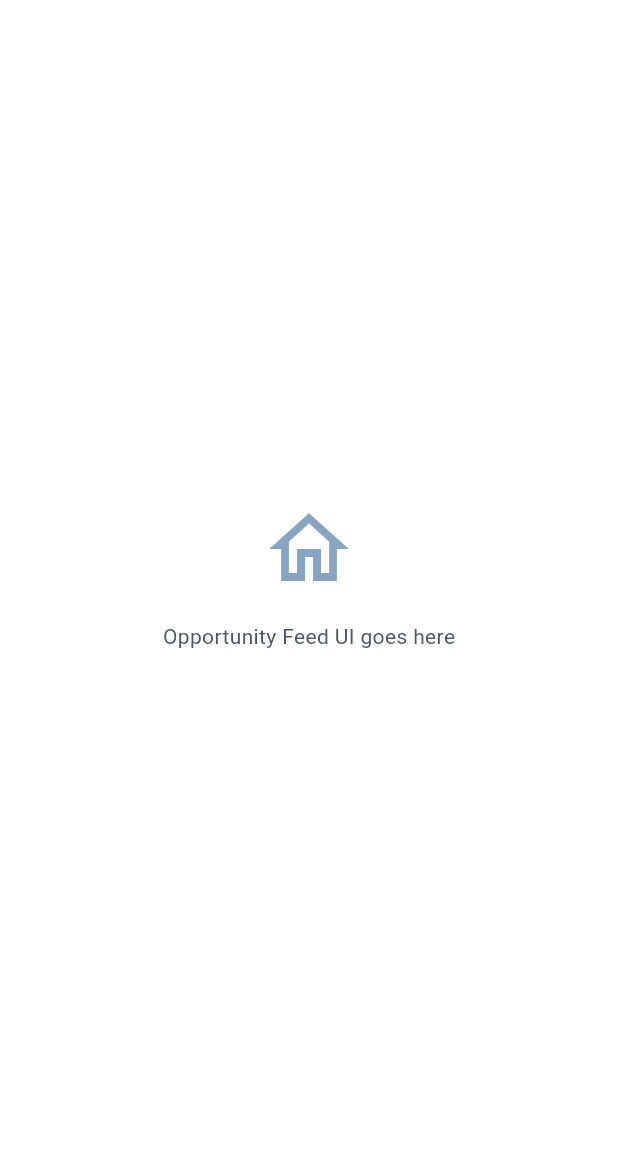
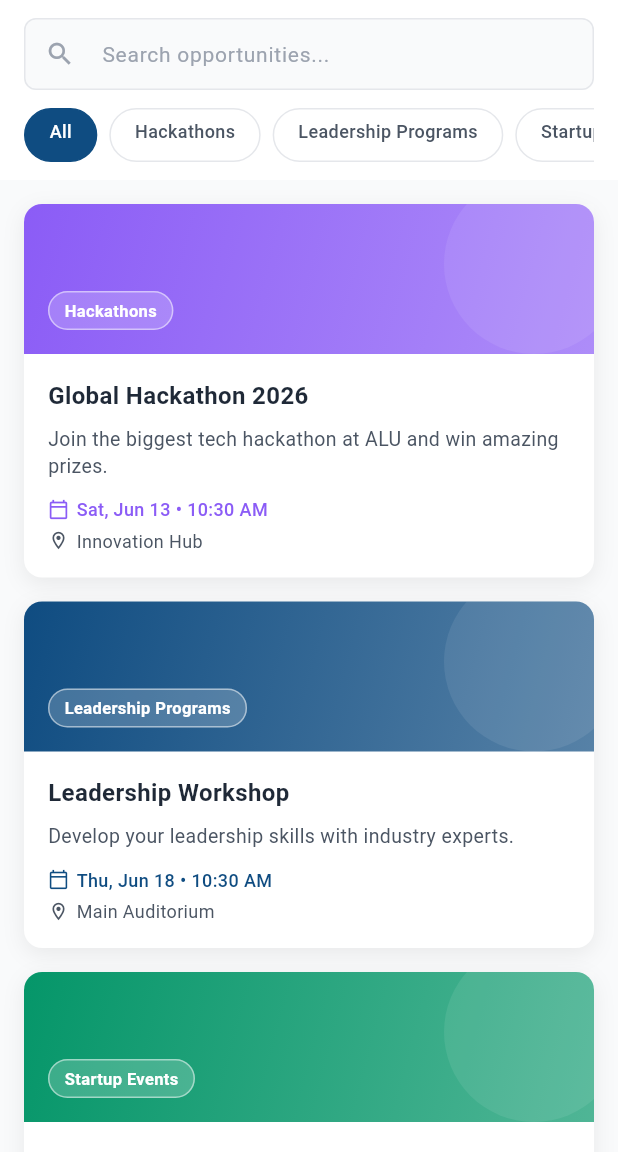
Before and after one commit to Anglebert-Dev/alu-connect, a Flutter app: the FeedScreen screen opened directly, on a phone screen of 412 x 824 dp, the part 84-1236 px from its top. Run offline on Flutter 3.47's test engine with Material 3 defaults, Android fonts, the phone set to English and light mode, and no system bars; our stand-ins replace device_preview, shared_preferences; accounts and stored records are empty.

Commit message:
feat: implement event feed with search, filtering, and event display functionality

```diff
--- a/lib/core/theme/app_colors.dart
+++ b/lib/core/theme/app_colors.dart
@@ -23,4 +23,14 @@ class AppColors {
   static const Color success = Color(0xFF10B981); // Green
   static const Color warning = Color(0xFFF59E0B); // Amber
   static const Color error = Color(0xFFEF4444); // Red
+
+  // Category colors
+  static const Map<String, Color> categoryColors = {
+    'Hackathons': Color(0xFF8B5CF6),
+    'Leadership Programs': Color(0xFF0F4C81),
+    'Startup Events': Color(0xFF059669),
+    'Workshops': Color(0xFFD97706),
+    'Community Activities': Color(0xFFDB2777),
+    'Internship Opportunities': Color(0xFF0891B2),
+  };
 }
--- a/lib/core/theme/app_theme.dart
+++ b/lib/core/theme/app_theme.dart
@@ -11,11 +11,9 @@ class AppTheme {
       colorScheme: const ColorScheme.light(
         primary: AppColors.primary,
         secondary: AppColors.secondary,
-        background: AppColors.background,
         surface: AppColors.surface,
         error: AppColors.error,
         onPrimary: AppColors.textOnPrimary,
-        onBackground: AppColors.textPrimary,
         onSurface: AppColors.textPrimary,
       ),
 
@@ -23,7 +21,7 @@ class AppTheme {
       cardTheme: CardThemeData(
         color: AppColors.cardBackground,
         elevation: 2.0,
-        shadowColor: Colors.black.withOpacity(0.05),
+        shadowColor: Colors.black.withValues(alpha: 0.05),
         shape: RoundedRectangleBorder(
           borderRadius: BorderRadius.circular(12.0),
           side: const BorderSide(color: AppColors.border, width: 1.0),
--- a/lib/core/widgets/custom_text_field.dart
+++ b/lib/core/widgets/custom_text_field.dart
@@ -52,7 +52,7 @@ class _CustomTextFieldState extends State<CustomTextField> {
                 ? IconButton(
                     icon: Icon(
                       _obscureText ? Icons.visibility_off : Icons.visibility,
-                      color: Theme.of(context).primaryColor.withOpacity(0.6),
+                      color: Theme.of(context).primaryColor.withValues(alpha: 0.6),
                     ),
                     onPressed: () {
                       setState(() {
--- a/lib/features/auth/presentation/register_screen.dart
+++ b/lib/features/auth/presentation/register_screen.dart
@@ -145,7 +145,7 @@ class _RegisterScreenState extends State<RegisterScreen> {
                     ),
                     const SizedBox(height: 8.0),
                     DropdownButtonFormField<String>(
-                      value: _selectedRole,
+                      initialValue: _selectedRole,
                       decoration: const InputDecoration(),
                       items: const [
                         DropdownMenuItem(value: 'Student', child: Text('Student')),
--- a/lib/features/auth/presentation/welcome_screen.dart
+++ b/lib/features/auth/presentation/welcome_screen.dart
@@ -25,12 +25,11 @@ class WelcomeScreen extends StatelessWidget {
                 color: Theme.of(context).primaryColor,
                 colorBlendMode: BlendMode.srcIn,
                 errorBuilder: (context, error, stackTrace) {
-                  // Fallback logo if image asset is not loaded
                   return Container(
                     height: 120.0,
                     width: 120.0,
                     decoration: BoxDecoration(
-                      color: Theme.of(context).primaryColor.withOpacity(0.1),
+                      color: Theme.of(context).primaryColor.withValues(alpha: 0.1),
                       shape: BoxShape.circle,
                     ),
                     child: Icon(
@@ -42,7 +41,6 @@ class WelcomeScreen extends StatelessWidget {
                 },
               ),
               const SizedBox(height: AppConstants.paddingDefault),
-              // App Name below Logo
               Text(
                 AppConstants.appName,
                 style: Theme.of(context).textTheme.titleLarge?.copyWith(
@@ -51,7 +49,6 @@ class WelcomeScreen extends StatelessWidget {
                     ),
               ),
               const Spacer(),
-              // Action buttons
               CustomButton(
                 text: 'Login',
                 onPressed: () {
--- /dev/null
+++ b/lib/features/events/models/event_model.dart
@@ -0,0 +1,51 @@
+class EventModel {
+  final String id;
+  final String title;
+  final String description;
+  final String organizerId;
+  final DateTime date;
+  final String location;
+  final String category;
+  final String? imageUrl;
+  final DateTime createdAt;
+
+  const EventModel({
+    required this.id,
+    required this.title,
+    required this.description,
+    required this.organizerId,
+    required this.date,
+    required this.location,
+    required this.category,
+    this.imageUrl,
+    required this.createdAt,
+  });
+
+  Map<String, dynamic> toJson() {
+    return {
+      'id': id,
+      'title': title,
+      'description': description,
+      'organizerId': organizerId,
+      'date': date.toIso8601String(),
+      'location': location,
+      'category': category,
+      'imageUrl': imageUrl,
+      'createdAt': createdAt.toIso8601String(),
+    };
+  }
+
+  factory EventModel.fromJson(Map<String, dynamic> json) {
+    return EventModel(
+      id: json['id'] as String,
+      title: json['title'] as String,
+      description: json['description'] as String,
+      organizerId: json['organizerId'] as String,
+      date: DateTime.parse(json['date'] as String),
+      location: json['location'] as String,
+      category: json['category'] as String,
+      imageUrl: json['imageUrl'] as String?,
+      createdAt: DateTime.parse(json['createdAt'] as String),
+    );
+  }
+}
--- a/lib/features/events/presentation/create_event_screen.dart
+++ b/lib/features/events/presentation/create_event_screen.dart
@@ -15,7 +15,7 @@ class CreateEventScreen extends StatelessWidget {
             Icon(
               Icons.add_circle_outline,
               size: 64,
-              color: Theme.of(context).primaryColor.withOpacity(0.5),
+              color: Theme.of(context).primaryColor.withValues(alpha: 0.5),
             ),
             const SizedBox(height: 16),
             const Text('Event creation form goes here'),
--- a/lib/features/events/presentation/my_events_screen.dart
+++ b/lib/features/events/presentation/my_events_screen.dart
@@ -15,7 +15,7 @@ class MyEventsScreen extends StatelessWidget {
             Icon(
               Icons.event_outlined,
               size: 64,
-              color: Theme.of(context).primaryColor.withOpacity(0.5),
+              color: Theme.of(context).primaryColor.withValues(alpha: 0.5),
             ),
             const SizedBox(height: 16),
             const Text('Joined events will appear here'),
--- /dev/null
+++ b/lib/features/events/presentation/widgets/event_card.dart
@@ -0,0 +1,159 @@
+import 'package:flutter/material.dart';
+import 'package:intl/intl.dart';
+import '../../../../core/constants/app_constants.dart';
+import '../../../../core/theme/app_colors.dart';
+import '../../models/event_model.dart';
+
+class EventCard extends StatelessWidget {
+  final EventModel event;
+  final VoidCallback? onTap;
+
+  const EventCard({
+    super.key,
+    required this.event,
+    this.onTap,
+  });
+
+  @override
+  Widget build(BuildContext context) {
+    final categoryColor = AppColors.categoryColors[event.category] ?? AppColors.primary;
+    final formattedDate = DateFormat('EEE, MMM d • h:mm a').format(event.date);
+
+    return GestureDetector(
+      onTap: onTap,
+      child: Container(
+        margin: const EdgeInsets.only(bottom: 16.0),
+        decoration: BoxDecoration(
+          color: Colors.white,
+          borderRadius: BorderRadius.circular(AppConstants.cardRadius),
+          boxShadow: [
+            BoxShadow(
+              color: Colors.black.withValues(alpha: 0.07),
+              blurRadius: 12,
+              offset: const Offset(0, 4),
+            ),
+          ],
+        ),
+        child: Column(
+          crossAxisAlignment: CrossAxisAlignment.start,
+          children: [
+            Container(
+              height: 100,
+              decoration: BoxDecoration(
+                borderRadius: const BorderRadius.vertical(top: Radius.circular(AppConstants.cardRadius)),
+                gradient: LinearGradient(
+                  colors: [
+                    categoryColor,
+                    categoryColor.withValues(alpha: 0.7),
+                  ],
+                  begin: Alignment.topLeft,
+                  end: Alignment.bottomRight,
+                ),
+              ),
+              child: Stack(
+                children: [
+                  Positioned(
+                    right: -20,
+                    top: -20,
+                    child: Container(
+                      width: 120,
+                      height: 120,
+                      decoration: BoxDecoration(
+                        shape: BoxShape.circle,
+                        color: Colors.white.withValues(alpha: 0.08),
+                      ),
+                    ),
+                  ),
+                  Positioned(
+                    left: 16,
+                    bottom: 16,
+                    child: Container(
+                      padding: const EdgeInsets.symmetric(horizontal: 10, vertical: 4),
+                      decoration: BoxDecoration(
+                        color: Colors.white.withValues(alpha: 0.2),
+                        borderRadius: BorderRadius.circular(20),
+                        border: Border.all(color: Colors.white.withValues(alpha: 0.5)),
+                      ),
+                      child: Text(
+                        event.category,
+                        style: const TextStyle(
+                          color: Colors.white,
+                          fontSize: 11,
+                          fontWeight: FontWeight.w600,
+                        ),
+                      ),
+                    ),
+                  ),
+                ],
+              ),
+            ),
+
+            Padding(
+              padding: const EdgeInsets.all(16.0),
+              child: Column(
+                crossAxisAlignment: CrossAxisAlignment.start,
+                children: [
+                  Text(
+                    event.title,
+                    style: const TextStyle(
+                      fontSize: 16,
+                      fontWeight: FontWeight.bold,
+                      color: AppColors.textPrimary,
+                    ),
+                    maxLines: 2,
+                    overflow: TextOverflow.ellipsis,
+                  ),
+                  const SizedBox(height: 8),
+                  Text(
+                    event.description,
+                    style: const TextStyle(
+                      fontSize: 13,
+                      color: AppColors.textSecondary,
+                      height: 1.4,
+                    ),
+                    maxLines: 2,
+                    overflow: TextOverflow.ellipsis,
+                  ),
+                  const SizedBox(height: 12),
+                  Row(
+                    children: [
+                      Icon(Icons.calendar_today_outlined, size: 14, color: categoryColor),
+                      const SizedBox(width: 5),
+                      Expanded(
+                        child: Text(
+                          formattedDate,
+                          style: TextStyle(
+                            fontSize: 12,
+                            color: categoryColor,
+                            fontWeight: FontWeight.w500,
+                          ),
+                        ),
+                      ),
+                    ],
+                  ),
+                  const SizedBox(height: 4),
+                  Row(
+                    children: [
+                      const Icon(Icons.location_on_outlined, size: 14, color: AppColors.textSecondary),
+                      const SizedBox(width: 5),
+                      Expanded(
+                        child: Text(
+                          event.location,
+                          style: const TextStyle(
+                            fontSize: 12,
+                            color: AppColors.textSecondary,
+                          ),
+                          overflow: TextOverflow.ellipsis,
+                        ),
+                      ),
+                    ],
+                  ),
+                ],
+              ),
+            ),
+          ],
+        ),
+      ),
+    );
+  }
+}
--- a/lib/features/feed/presentation/feed_screen.dart
+++ b/lib/features/feed/presentation/feed_screen.dart
@@ -1,26 +1,150 @@
 import 'package:flutter/material.dart';
+import 'package:provider/provider.dart';
+import '../../../core/constants/app_constants.dart';
+import '../../../core/theme/app_colors.dart';
 import '../../../core/widgets/custom_app_bar.dart';
+import '../../../providers/app_provider.dart';
+import '../../events/presentation/widgets/event_card.dart';
 
-class FeedScreen extends StatelessWidget {
+class FeedScreen extends StatefulWidget {
   const FeedScreen({super.key});
 
   @override
+  State<FeedScreen> createState() => _FeedScreenState();
+}
+
+class _FeedScreenState extends State<FeedScreen> {
+  final TextEditingController _searchController = TextEditingController();
+
+  @override
+  void dispose() {
+    _searchController.dispose();
+    super.dispose();
+  }
+
+  @override
   Widget build(BuildContext context) {
+    final appProvider = context.watch<AppProvider>();
+    final events = appProvider.filteredEvents;
+    final categories = AppConstants.categories;
+
     return Scaffold(
       appBar: const CustomAppBar(title: 'Opportunity Feed', showBackButton: false),
-      body: Center(
+      backgroundColor: AppColors.surface,
+      body: Column(
+        children: [
+          Container(
+            color: Colors.white,
+            padding: const EdgeInsets.fromLTRB(16, 12, 16, 0),
+            child: Column(
+              children: [
+                TextField(
+                  controller: _searchController,
+                  onChanged: (value) => appProvider.setSearchQuery(value),
+                  decoration: InputDecoration(
+                    hintText: 'Search opportunities...',
+                    hintStyle: const TextStyle(color: AppColors.textLight, fontSize: 14),
+                    prefixIcon: const Icon(Icons.search, color: AppColors.textLight, size: 20),
+                    suffixIcon: _searchController.text.isNotEmpty
+                        ? IconButton(
+                            icon: const Icon(Icons.clear, size: 18, color: AppColors.textLight),
+                            onPressed: () {
+                              _searchController.clear();
+                              appProvider.setSearchQuery('');
+                            },
+                          )
+                        : null,
+                    filled: true,
+                    fillColor: AppColors.surface,
+                    border: OutlineInputBorder(
+                      borderRadius: BorderRadius.circular(12),
+                      borderSide: BorderSide.none,
+                    ),
+                    contentPadding: const EdgeInsets.symmetric(vertical: 12),
+                  ),
+                ),
+                const SizedBox(height: 12),
+
+                SizedBox(
+                  height: 36,
+                  child: ListView.separated(
+                    scrollDirection: Axis.horizontal,
+                    itemCount: categories.length,
+                    separatorBuilder: (_, _) => const SizedBox(width: 8),
+                    itemBuilder: (context, index) {
+                      final cat = categories[index];
+                      final isSelected = appProvider.selectedCategory == cat;
+                      return GestureDetector(
+                        onTap: () => appProvider.setSelectedCategory(cat),
+                        child: AnimatedContainer(
+                          duration: const Duration(milliseconds: 200),
+                          padding: const EdgeInsets.symmetric(horizontal: 16, vertical: 6),
+                          decoration: BoxDecoration(
+                            color: isSelected ? AppColors.primary : Colors.transparent,
+                            borderRadius: BorderRadius.circular(20),
+                            border: Border.all(
+                              color: isSelected ? AppColors.primary : AppColors.border,
+                            ),
+                          ),
+                          child: Text(
+                            cat,
+                            style: TextStyle(
+                              fontSize: 12,
+                              fontWeight: FontWeight.w500,
+                              color: isSelected ? Colors.white : AppColors.textSecondary,
+                            ),
+                          ),
+                        ),
+                      );
+                    },
+                  ),
+                ),
+                const SizedBox(height: 12),
+              ],
+            ),
+          ),
+
+          Expanded(
+            child: events.isEmpty
+                ? const Center(
                     child: Column(
                       mainAxisAlignment: MainAxisAlignment.center,
                       children: [
-            Icon(
-              Icons.home_outlined,
+                        const Icon(
+                          Icons.search_off_outlined,
                           size: 64,
-              color: Theme.of(context).primaryColor.withOpacity(0.5),
+                          color: AppColors.textLight,
                         ),
-            const SizedBox(height: 16),
-            const Text('Opportunity Feed UI goes here'),
+                        const SizedBox(height: 12),
+                        const Text(
+                          'No opportunities found',
+                          style: TextStyle(
+                            color: AppColors.textSecondary,
+                            fontSize: 16,
+                            fontWeight: FontWeight.w500,
+                          ),
+                        ),
+                        const SizedBox(height: 4),
+                        const Text(
+                          'Try a different search or category',
+                          style: TextStyle(color: AppColors.textLight, fontSize: 13),
+                        ),
                       ],
                     ),
+                  )
+                : ListView.builder(
+                    padding: const EdgeInsets.all(AppConstants.paddingDefault),
+                    itemCount: events.length,
+                    itemBuilder: (context, index) {
+                      return EventCard(
+                        event: events[index],
+                        onTap: () {
+                        },
+                      );
+                    },
+                  ),
+          ),
+        ],
       ),
     );
   }
--- a/lib/features/profile/presentation/edit_profile_screen.dart
+++ b/lib/features/profile/presentation/edit_profile_screen.dart
@@ -1,7 +1,6 @@
 import 'package:flutter/material.dart';
 import 'package:provider/provider.dart';
 import '../../../core/constants/app_constants.dart';
-import '../../../core/theme/app_colors.dart';
 import '../../../core/widgets/app_toast.dart';
 import '../../../core/widgets/custom_button.dart';
 import '../../../core/widgets/custom_text_field.dart';
--- a/lib/features/profile/presentation/profile_screen.dart
+++ b/lib/features/profile/presentation/profile_screen.dart
@@ -76,13 +76,13 @@ class ProfileScreen extends StatelessWidget {
               padding: const EdgeInsets.symmetric(horizontal: 16, vertical: 6),
               decoration: BoxDecoration(
                 color: user.role.toLowerCase() == 'student'
-                    ? AppColors.primary.withOpacity(0.1)
-                    : AppColors.secondary.withOpacity(0.1),
+                    ? AppColors.primary.withValues(alpha: 0.1)
+                    : AppColors.secondary.withValues(alpha: 0.1),
                 borderRadius: BorderRadius.circular(20),
                 border: Border.all(
                   color: user.role.toLowerCase() == 'student'
-                      ? AppColors.primary.withOpacity(0.3)
-                      : AppColors.secondary.withOpacity(0.3),
+                      ? AppColors.primary.withValues(alpha: 0.3)
+                      : AppColors.secondary.withValues(alpha: 0.3),
                 ),
               ),
               child: Text(
--- a/lib/providers/app_provider.dart
+++ b/lib/providers/app_provider.dart
@@ -1,31 +1,95 @@
 import 'package:flutter/material.dart';
+import '../features/events/models/event_model.dart';
 
 class AppProvider with ChangeNotifier {
-  // Placeholders for opportunity list, joined events, bookmarks, comments
-  final List<dynamic> _opportunities = [];
+  String _searchQuery = '';
+  String _selectedCategory = 'All';
+
+  final List<EventModel> _opportunities = [
+    EventModel(
+      id: 'event_1',
+      title: 'Global Hackathon 2026',
+      description: 'Join the biggest tech hackathon at ALU and win amazing prizes.',
+      organizerId: 'organizer_1',
+      date: DateTime.now().add(const Duration(days: 5)),
+      location: 'Innovation Hub',
+      category: 'Hackathons',
+      createdAt: DateTime.now().subtract(const Duration(days: 2)),
+    ),
+    EventModel(
+      id: 'event_2',
+      title: 'Leadership Workshop',
+      description: 'Develop your leadership skills with industry experts.',
+      organizerId: 'organizer_1',
+      date: DateTime.now().add(const Duration(days: 10)),
+      location: 'Main Auditorium',
+      category: 'Leadership Programs',
+      createdAt: DateTime.now().subtract(const Duration(days: 3)),
+    ),
+    EventModel(
+      id: 'event_3',
+      title: 'Startup Pitch Night',
+      description: 'Pitch your ideas to top investors.',
+      organizerId: 'organizer_1',
+      date: DateTime.now().add(const Duration(days: 14)),
+      location: 'Venture Studio',
+      category: 'Startup Events',
+      createdAt: DateTime.now().subtract(const Duration(days: 5)),
+    ),
+  ];
+
   final List<String> _joinedEventIds = [];
   final List<String> _bookmarkedEventIds = [];
-  final Map<String, List<dynamic>> _comments = {}; // Key: eventId, Value: list of comments
+  final Map<String, List<dynamic>> _comments = {};
 
-  List<dynamic> get opportunities => _opportunities;
+  List<EventModel> get opportunities => _opportunities;
   List<String> get joinedEventIds => _joinedEventIds;
   List<String> get bookmarkedEventIds => _bookmarkedEventIds;
 
-  // Placeholder methods for feed management, RSVP, discussions
+  String get searchQuery => _searchQuery;
+  String get selectedCategory => _selectedCategory;
+
+  List<EventModel> get filteredEvents {
+    return _opportunities.where((event) {
+      final matchesCategory = _selectedCategory == 'All' || event.category == _selectedCategory;
+      final matchesSearch = event.title.toLowerCase().contains(_searchQuery.toLowerCase());
+      return matchesCategory && matchesSearch;
+    }).toList();
+  }
+
+  void setSearchQuery(String query) {
+    _searchQuery = query;
+    notifyListeners();
+  }
+
+  void setSelectedCategory(String category) {
+    _selectedCategory = category;
+    notifyListeners();
+  }
+
   Future<void> fetchOpportunities() async {
-    // TODO: Implement mock data loading in Phase 3
+    // Already loaded mock data
   }
 
   Future<void> joinEvent(String eventId) async {
-    // TODO: Implement RSVP join logic in Phase 4
+    if (!_joinedEventIds.contains(eventId)) {
+      _joinedEventIds.add(eventId);
+      notifyListeners();
+    }
   }
 
   Future<void> leaveEvent(String eventId) async {
-    // TODO: Implement RSVP leave logic in Phase 4
+    _joinedEventIds.remove(eventId);
+    notifyListeners();
   }
 
   Future<void> toggleBookmark(String eventId) async {
-    // TODO: Implement bookmark toggle logic in Phase 4
+    if (_bookmarkedEventIds.contains(eventId)) {
+      _bookmarkedEventIds.remove(eventId);
+    } else {
+      _bookmarkedEventIds.add(eventId);
+    }
+    notifyListeners();
   }
 
   List<dynamic> getCommentsForEvent(String eventId) {
@@ -33,7 +97,6 @@ class AppProvider with ChangeNotifier {
   }
 
   Future<void> addComment(String eventId, String message, String userName) async {
-    // TODO: Implement adding comment in Phase 5
   }
 
   Future<bool> createOpportunity({
@@ -43,7 +106,6 @@ class AppProvider with ChangeNotifier {
     required String date,
     required String location,
   }) async {
-    // TODO: Implement event creation in Phase 6
     return false;
   }
 }
--- a/pubspec.yaml
+++ b/pubspec.yaml
@@ -37,6 +37,7 @@ dependencies:
   device_preview: ^1.3.1
   provider: ^6.1.2
   shared_preferences: ^2.2.3
+  intl: ^0.20.2
 
 dev_dependencies:
   flutter_test:
```
Lines whose indentation alone changed are shown as unchanged.
